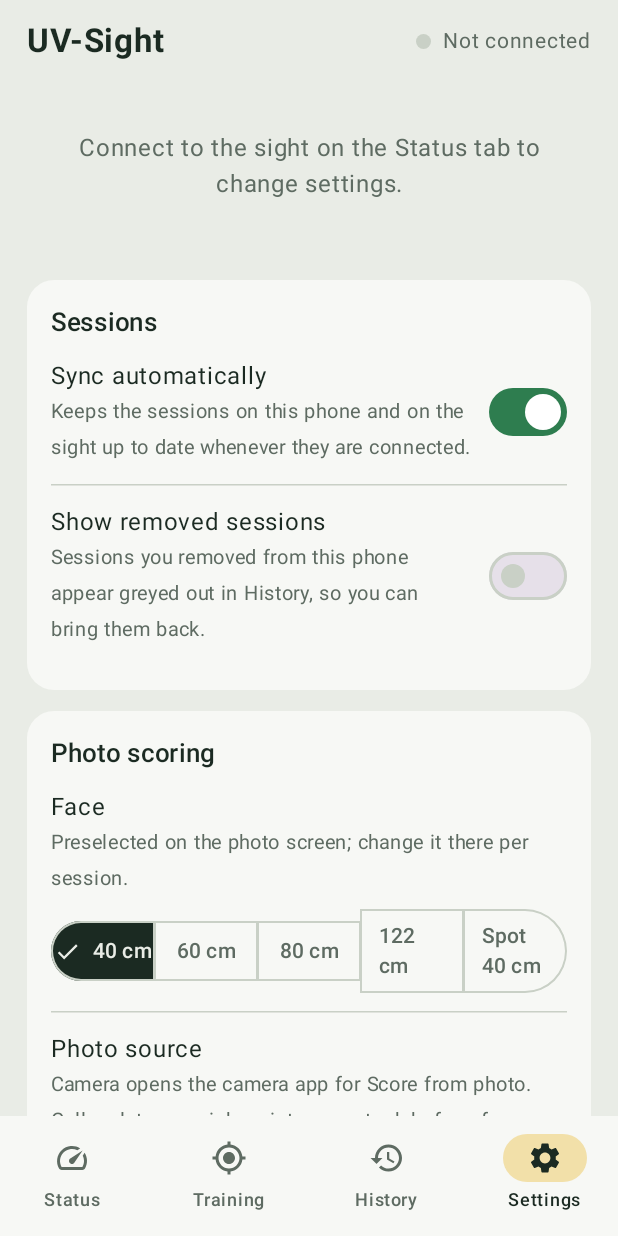
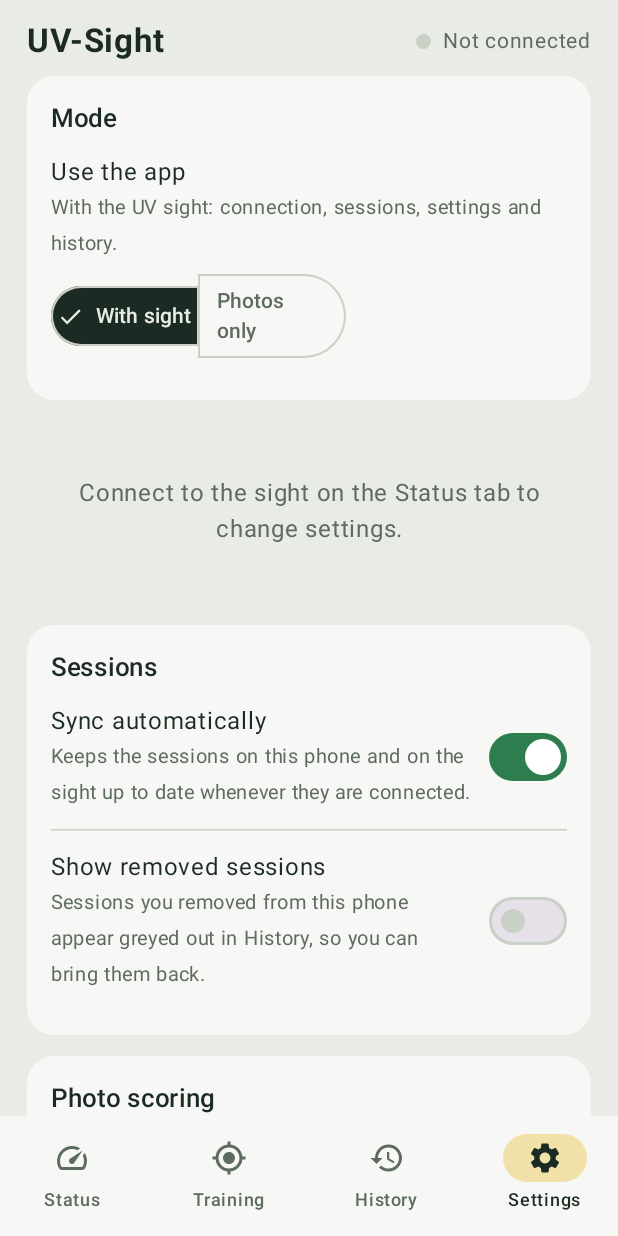
Before and after one commit to NoDiskNoFun/uv-sight-android, an Android app built with Jetpack Compose: the screen it shows after launch (MainActivity), item 4 of the bottom bar chosen, on a phone screen of 412 x 824 dp. Run offline under Robolectric (Android 15) with nearby library versions, the phone set to English and light mode, and no system bars; libraries missing offline, so code that uses them is left out: org.tensorflow.lite.

Commit message:
Photos-only mode, camera app choice, trainer with several exports
Mode setting (Settings -> Mode): "Photos only" hides Status, History and
Console, never touches Bluetooth and reduces the scoring tab to Score from
photo, the resulting scores and Done. Meant for club mates collecting
training data on their own phones.

Camera app setting: Android 11+ routes the plain capture request to the
built-in camera only, so the installed camera apps are listed (manifest
<queries>) and the chosen one is named in the request.

training/: webui.py, prepare_dataset.py and train.sh accept several
export ZIPs; records are merged with the export name as prefix on photo
ids and session keys, and the evaluation reports per export.

Co-Authored-By: Claude Fable 5.1 <noreply@anthropic.com>
Claude-Session: https://claude.ai/code/session_014JG6jdHEc41tKn1ibqJNYb

```diff
--- a/app/src/main/AndroidManifest.xml
+++ b/app/src/main/AndroidManifest.xml
@@ -16,6 +16,11 @@
     <uses-permission android:name="android.permission.FOREGROUND_SERVICE" />
     <uses-permission android:name="android.permission.FOREGROUND_SERVICE_CONNECTED_DEVICE" />
     <uses-permission android:name="android.permission.POST_NOTIFICATIONS" />
+
+    <!-- Lets the app list installed camera apps for the "Camera app" setting (Android 11 package visibility) -->
+    <queries>
+        <intent><action android:name="android.media.action.IMAGE_CAPTURE" /></intent>
+    </queries>
 
     <application
         android:name=".SightApp"
--- a/app/src/main/java/de/uvsight/app/SightApp.kt
+++ b/app/src/main/java/de/uvsight/app/SightApp.kt
@@ -43,7 +43,7 @@ class SightRuntime private constructor(private val app: Application) {
         // The foreground service runs while a link is wanted (connecting, connected or
         // reconnecting) and the session notification is enabled
         scope.launch {
-            controller.state.map { (it.conn != ConnState.OFF || it.autoReconnect) && it.notif.session }.distinctUntilChanged().collect { wanted ->
+            controller.state.map { (it.conn != ConnState.OFF || it.autoReconnect) && it.notif.session && !it.photoOnly }.distinctUntilChanged().collect { wanted ->
                 val intent = Intent(app, SightService::class.java)
                 if (wanted) runCatching { ContextCompat.startForegroundService(app, intent) }
                 else runCatching { app.stopService(intent) }
--- a/app/src/main/java/de/uvsight/app/ui/App.kt
+++ b/app/src/main/java/de/uvsight/app/ui/App.kt
@@ -86,11 +86,11 @@ fun UvSightApp(vm: SightViewModel) {
         bottomBar = {
             NavigationBar(containerColor = uv.surface) {
                 val tabs = buildList {
-                    add(Triple(View.STATUS, "Status", Icons.Outlined.Speed))
-                    add(Triple(View.TRAINING, "Training", Icons.Outlined.GpsFixed))
-                    add(Triple(View.HISTORY, "History", Icons.Filled.History))
+                    if (!state.photoOnly) add(Triple(View.STATUS, "Status", Icons.Outlined.Speed))
+                    add(Triple(View.TRAINING, if (state.photoOnly) "Scoring" else "Training", Icons.Outlined.GpsFixed))
+                    if (!state.photoOnly) add(Triple(View.HISTORY, "History", Icons.Filled.History))
                     add(Triple(View.SETTINGS, "Settings", Icons.Filled.Settings))
-                    if (state.consoleEnabled) add(Triple(View.CONSOLE, "Console", Icons.Filled.Terminal))
+                    if (state.consoleEnabled && !state.photoOnly) add(Triple(View.CONSOLE, "Console", Icons.Filled.Terminal))
                 }
                 for ((v, label, icon) in tabs) {
                     NavigationBarItem(selected = state.view == v, onClick = { ctl.setView(v) },
@@ -107,7 +107,8 @@ fun UvSightApp(vm: SightViewModel) {
         },
     ) { padding ->
         Box(Modifier.padding(padding).fillMaxSize()) {
-            when (state.view) {
+            val view = if (state.photoOnly && state.view != View.SETTINGS) View.TRAINING else state.view
+            when (view) {
                 View.STATUS -> Column(Modifier.fillMaxSize().verticalScroll(rememberScrollState()).padding(horizontal = 18.dp)) { StatusScreen(state, ctl, connect) }
                 View.TRAINING -> Column(Modifier.fillMaxSize().verticalScroll(rememberScrollState()).padding(horizontal = 18.dp)) { TrainingScreen(state, ctl, vm, onPhoto = { photoFile = it }) }
                 View.HISTORY -> HistoryScreen(state, ctl, vm)
@@ -177,6 +178,7 @@ fun UvSightApp(vm: SightViewModel) {
 private fun Header(state: AppState) {
     val uv = LocalUv.current
     val text = when {
+        state.photoOnly -> "Photo scoring"
         state.conn == ConnState.OFF && state.sightAsleep -> "Sight asleep"
         state.conn == ConnState.OFF && state.autoReconnect -> "Reconnecting…"
         state.conn == ConnState.OFF -> "Not connected"
--- a/app/src/main/java/de/uvsight/app/ui/SettingsScreen.kt
+++ b/app/src/main/java/de/uvsight/app/ui/SettingsScreen.kt
@@ -11,6 +11,8 @@ import androidx.compose.foundation.layout.height
 import androidx.compose.foundation.layout.padding
 import androidx.compose.foundation.layout.width
 import androidx.compose.foundation.rememberScrollState
+import androidx.compose.foundation.horizontalScroll
+import androidx.compose.material3.FilterChip
 import androidx.compose.foundation.text.KeyboardActions
 import androidx.compose.foundation.text.KeyboardOptions
 import androidx.compose.foundation.verticalScroll
@@ -120,7 +122,15 @@ fun SettingsScreen(state: AppState, ctl: SightController, vm: SightViewModel) {
     Box(Modifier.fillMaxSize()) {
         Column(Modifier.fillMaxSize().verticalScroll(rememberScrollState()).padding(horizontal = 18.dp)) {
             val cfg = state.cfg
-            if (!connected) EmptyBox("Connect to the sight on the Status tab to change settings.")
+            // Mode (phone-side)
+            UvCard {
+                Text("Mode", fontWeight = FontWeight.SemiBold, fontSize = 17.sp)
+                SegRow("Use the app", if (state.photoOnly) "Photo scoring only: no Bluetooth, no sight. Score from photos and collect training data, for example on a club mate's phone."
+                    else "With the UV sight: connection, sessions, settings and history.", if (state.photoOnly) "Photos only" else "With sight", listOf("With sight", "Photos only"), first = true) { ctl.setPhotoOnly(it == "Photos only") }
+            }
+            Spacer(Modifier.height(14.dp))
+            if (state.photoOnly) { /* nothing of the sight applies */ }
+            else if (!connected) EmptyBox("Connect to the sight on the Status tab to change settings.")
             else if (cfg == null) EmptyBox(if (state.cfgGaveUp) "The settings didn't arrive completely. Move closer to the sight and try again." else "Loading settings…") {
                 if (state.cfgGaveUp) SecondaryButton("Try again") { ctl.retryCfg() }
             }
@@ -231,7 +241,7 @@ fun SettingsScreen(state: AppState, ctl: SightController, vm: SightViewModel) {
             }
 
             // Sessions
-            UvCard {
+            if (!state.photoOnly) UvCard {
                 Text("Sessions", fontWeight = FontWeight.SemiBold, fontSize = 17.sp)
                 SwitchRow("Sync automatically", if (state.autoCopy) "Keeps the sessions on this phone and on the sight up to date whenever they are connected." else "Off: use Get from sight and Copy to sight in History.", state.autoCopy, first = true) { ctl.setAutoCopy(it) }
                 SwitchRow("Show removed sessions", "Sessions you removed from this phone appear greyed out in History, so you can bring them back.", state.showHidden) { ctl.setShowHidden(it) }
@@ -266,6 +276,25 @@ fun SettingsScreen(state: AppState, ctl: SightController, vm: SightViewModel) {
                     de.uvsight.core.FaceType.values().map { it.label }, first = true) { l -> de.uvsight.core.FaceType.values().firstOrNull { it.label == l }?.let { ctl.setPhotoPrefs(ph.copy(face = it.name)) } }
                 SegRow("Photo source", "Camera opens the camera app for Score from photo. Gallery lets you pick a picture you took before, for phones whose camera app fails on the request.",
                     if (ph.source == "gallery") "Gallery" else "Camera", listOf("Camera", "Gallery")) { ctl.setPhotoPrefs(ph.copy(source = if (it == "Gallery") "gallery" else "camera")) }
+                if (ph.source != "gallery") {
+                    // Which camera app gets the request. Android 11+ hands the plain request to the system camera only,
+                    // so a third-party camera (e.g. Open Camera) has to be named here.
+                    val pm = context.packageManager
+                    val cameraApps = remember {
+                        pm.queryIntentActivities(android.content.Intent(android.provider.MediaStore.ACTION_IMAGE_CAPTURE), 0)
+                            .map { it.activityInfo.packageName to it.loadLabel(pm).toString() }.distinctBy { it.first }.sortedBy { it.second.lowercase() }
+                    }
+                    HorizontalDivider(color = uv.line)
+                    Column(Modifier.fillMaxWidth().padding(vertical = 12.dp)) {
+                        Text("Camera app", color = uv.ink)
+                        Text(if (cameraApps.size <= 1) "Only the system camera is installed." else "System lets Android choose (usually the built-in camera). Pick another app if the built-in one fails.", color = uv.muted, fontSize = 13.sp)
+                        Spacer(Modifier.height(8.dp))
+                        Row(Modifier.horizontalScroll(rememberScrollState())) {
+                            FilterChip(selected = ph.cameraApp.isEmpty(), onClick = { ctl.setPhotoPrefs(ph.copy(cameraApp = "")) }, label = { Text("System") }, modifier = Modifier.padding(end = 6.dp))
+                            for ((pkg, label) in cameraApps) FilterChip(selected = ph.cameraApp == pkg, onClick = { ctl.setPhotoPrefs(ph.copy(cameraApp = pkg)) }, label = { Text(label) }, modifier = Modifier.padding(end = 6.dp))
+                        }
+                    }
+                }
                 HorizontalDivider(color = uv.line)
                 Row(Modifier.fillMaxWidth().padding(vertical = 12.dp), verticalAlignment = Alignment.CenterVertically) {
                     Column(Modifier.weight(1f)) {
@@ -323,7 +352,7 @@ fun SettingsScreen(state: AppState, ctl: SightController, vm: SightViewModel) {
             Spacer(Modifier.height(14.dp))
 
             // Notifications and vibration (phone-side settings)
-            UvCard {
+            if (!state.photoOnly) UvCard {
                 val n = state.notif
                 Text("Notifications and vibration", fontWeight = FontWeight.SemiBold, fontSize = 17.sp)
                 SwitchRow("Session notification", "Shows the running session (end, arrow, average) and keeps the connection alive while the phone is in your pocket. Off: the connection only lasts while the app is open.", n.session, first = true) { ctl.setNotifPrefs(n.copy(session = it)) }
@@ -339,7 +368,7 @@ fun SettingsScreen(state: AppState, ctl: SightController, vm: SightViewModel) {
             // App and firmware
             UvCard {
                 Text("App and firmware", fontWeight = FontWeight.SemiBold, fontSize = 17.sp)
-                SwitchRow("Show console", "A tab with the raw messages of the sight, for troubleshooting.", state.consoleEnabled, first = true) { ctl.setConsoleEnabled(it) }
+                if (!state.photoOnly) SwitchRow("Show console", "A tab with the raw messages of the sight, for troubleshooting.", state.consoleEnabled, first = true) { ctl.setConsoleEnabled(it) }
                 if (connected) {
                     HorizontalDivider(color = uv.line)
                     Row(Modifier.fillMaxWidth().padding(vertical = 12.dp), verticalAlignment = Alignment.CenterVertically) {
--- a/core/src/main/kotlin/de/uvsight/core/Models.kt
+++ b/core/src/main/kotlin/de/uvsight/core/Models.kt
@@ -154,6 +154,7 @@ data class PhotoPrefs(
     val modelConf: Double = 0.4,         // confidence threshold of the detection model
     val faceMarks: List<Double>? = null, // last face marking as image fractions: [cx, cy, e1x, e1y, ...], reused on the next photo
     val source: String = "camera",       // where Score from photo gets the picture: "camera" or "gallery"
+    val cameraApp: String = "",          // package of the camera app to use; "" = whatever the system picks
 )
 
 /** The sight's aiming-range signal right now (mirrors the LED): warn = "low" / "high" / "", ok = aim fits. */
--- a/core/src/main/kotlin/de/uvsight/core/SightController.kt
+++ b/core/src/main/kotlin/de/uvsight/core/SightController.kt
@@ -60,6 +60,7 @@ data class AppState(
     // console
     val console: List<ConsoleLine> = emptyList(),
     val consoleEnabled: Boolean = false,
+    val photoOnly: Boolean = false,      // "Photo scoring only" mode: no sight, no Bluetooth, just photos and training data
     val view: View = View.STATUS,
     // notifications / vibration
     val notif: NotifPrefs = NotifPrefs(),
@@ -112,6 +113,7 @@ class SightController(
         const val ONSIGHT_INIT_KEY = "uvsight.onsight.init"
         const val ENDS_BACKFILL_KEY = "uvsight.endsBackfill.v1"
         const val CONSOLE_KEY = "uvsight.console"
+        const val MODE_KEY = "uvsight.mode"
         const val NOTIF_KEY = "uvsight.notif"
         const val PHOTO_KEY = "uvsight.photo"
         const val LOW_BAT_PCT = 15
@@ -178,7 +180,9 @@ class SightController(
         val notif = store.get(NOTIF_KEY)?.let { runCatching { kotlinx.serialization.json.Json { ignoreUnknownKeys = true }.decodeFromString(NotifPrefs.serializer(), it) }.getOrNull() } ?: NotifPrefs()
         val photo = store.get(PHOTO_KEY)?.let { runCatching { kotlinx.serialization.json.Json { ignoreUnknownKeys = true }.decodeFromString(PhotoPrefs.serializer(), it) }.getOrNull() } ?: PhotoPrefs()
         set { copy(distM = store.get(DIST_KEY)?.toIntOrNull() ?: 0, showHidden = store.get(SHOW_HIDDEN_KEY) == "1",
-            autoCopy = store.get(AUTOCOPY_KEY) != "off", consoleEnabled = store.get(CONSOLE_KEY) == "1", notif = notif, photo = photo) }
+            autoCopy = store.get(AUTOCOPY_KEY) != "off", consoleEnabled = store.get(CONSOLE_KEY) == "1", notif = notif, photo = photo,
+            photoOnly = store.get(MODE_KEY) == "photo") }
+        if (s.photoOnly) set { copy(view = View.TRAINING) }
         refreshHistory()
     }
 
@@ -939,6 +943,17 @@ class SightController(
         store.put(NOTIF_KEY, kotlinx.serialization.json.Json.encodeToString(NotifPrefs.serializer(), p))
         set { copy(notif = p) }
     }
+    /** Photo scoring only: the app never touches Bluetooth; Status, History and Console are hidden. */
+    fun setPhotoOnly(on: Boolean) {
+        store.put(MODE_KEY, if (on) "photo" else "sight")
+        if (on) {
+            stopAutoReconnect()
+            if (s.conn != ConnState.OFF) transport.disconnect()
+            set { copy(photoOnly = true, view = if (view == View.TRAINING || view == View.SETTINGS) view else View.TRAINING) }
+        } else set { copy(photoOnly = false) }
+    }
+    /** Photo-only mode: the scores were looked at, clear the entry row. */
+    fun clearEntries() { set { copy(entries = emptyList(), pendingHits = null) }; saveTraining() }
     fun setConsoleEnabled(on: Boolean) { store.put(CONSOLE_KEY, if (on) "1" else "0"); set { copy(consoleEnabled = on, view = if (!on && view == View.CONSOLE) View.STATUS else view) } }
     fun sendRaw(cmd: String) { if (s.conn != ConnState.CONNECTED) { toast("Not connected.", true); return }; send(cmd) }
 }
```
Also changed, not shown: app/src/main/java/de/uvsight/app/ui/TrainingScreen.kt (+67 -25 lines), 6 other files.
